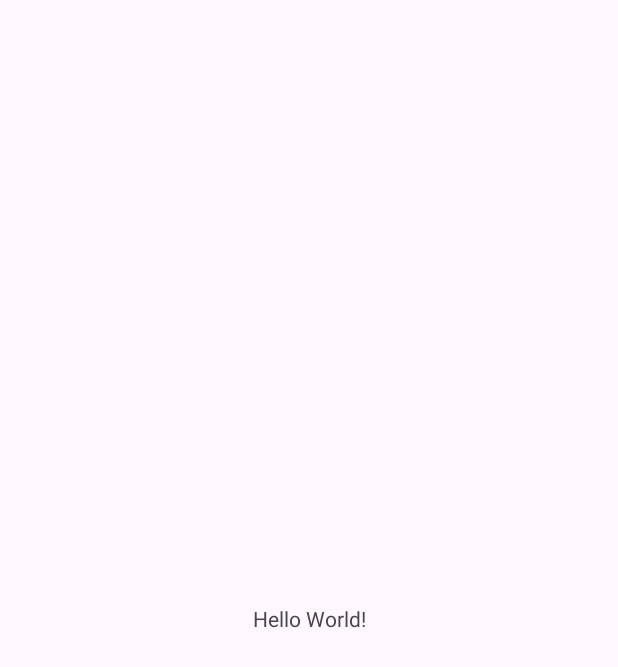
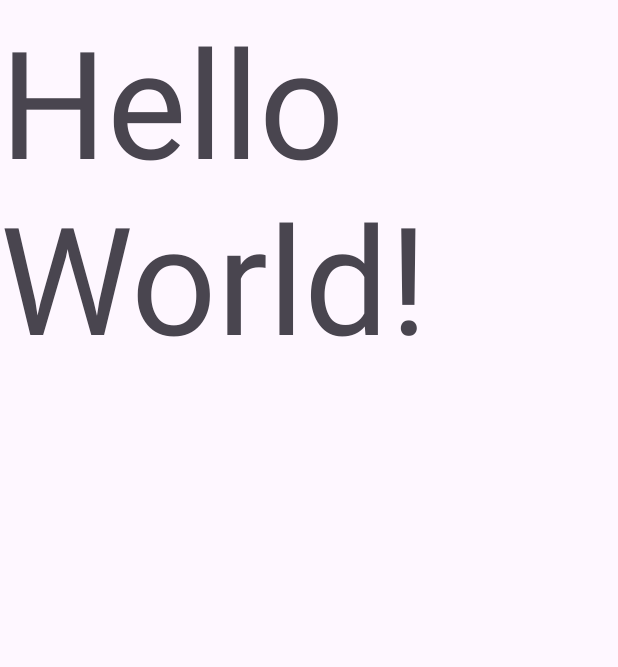
Before and after one commit to nsj7755/restaurantApp, an Android app: the screen it shows after launch (MainActivity), on a phone screen of 412 x 824 dp. Before the commit the part shown is almost empty. Shown: the top 667 px of the screen. Run offline under Robolectric (Android 15) with nearby library versions, the phone set to English and light mode, and no system bars.

Commit message:
fist test

```diff
--- a/app/src/main/res/layout/activity_main.xml
+++ b/app/src/main/res/layout/activity_main.xml
@@ -1,5 +1,5 @@
 <?xml version="1.0" encoding="utf-8"?>
-<androidx.constraintlayout.widget.ConstraintLayout xmlns:android="http://schemas.android.com/apk/res/android"
+<LinearLayout xmlns:android="http://schemas.android.com/apk/res/android"
     xmlns:app="http://schemas.android.com/apk/res-auto"
     xmlns:tools="http://schemas.android.com/tools"
     android:id="@+id/main"
@@ -11,9 +11,10 @@
         android:layout_width="wrap_content"
         android:layout_height="wrap_content"
         android:text="Hello World!"
+        android:textSize="100dp"
         app:layout_constraintBottom_toBottomOf="parent"
         app:layout_constraintEnd_toEndOf="parent"
         app:layout_constraintStart_toStartOf="parent"
         app:layout_constraintTop_toTopOf="parent" />
 
-</androidx.constraintlayout.widget.ConstraintLayout>
+</LinearLayout>
```
